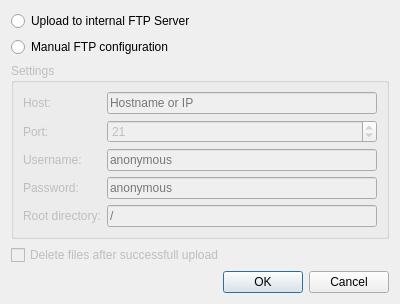
Before: the Qt Designer form app/rec/rec_gui/src/widgets/upload_settings_dialog/upload_settings_dialog.ui in eclipse-ecal/ecal, drawn with Qt 5.
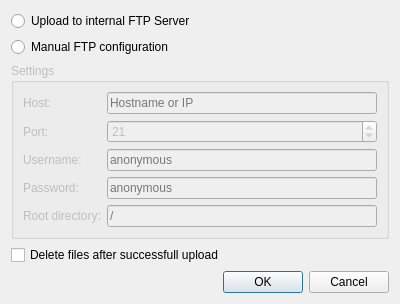
After: the same form once the commit is applied.

The edit to the form file:
```diff
--- a/app/rec/rec_gui/src/widgets/upload_settings_dialog/upload_settings_dialog.ui
+++ b/app/rec/rec_gui/src/widgets/upload_settings_dialog/upload_settings_dialog.ui
@@ -124,9 +124,6 @@
    </item>
    <item>
     <widget class="QCheckBox" name="delete_files_checkbox">
-     <property name="enabled">
-      <bool>false</bool>
-     </property>
      <property name="text">
       <string>Delete files after successfull upload</string>
      </property>
```
